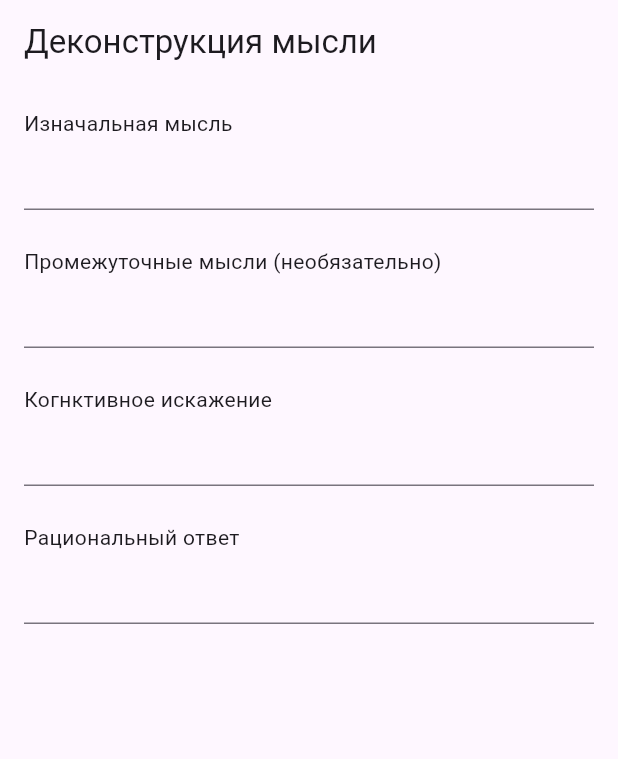
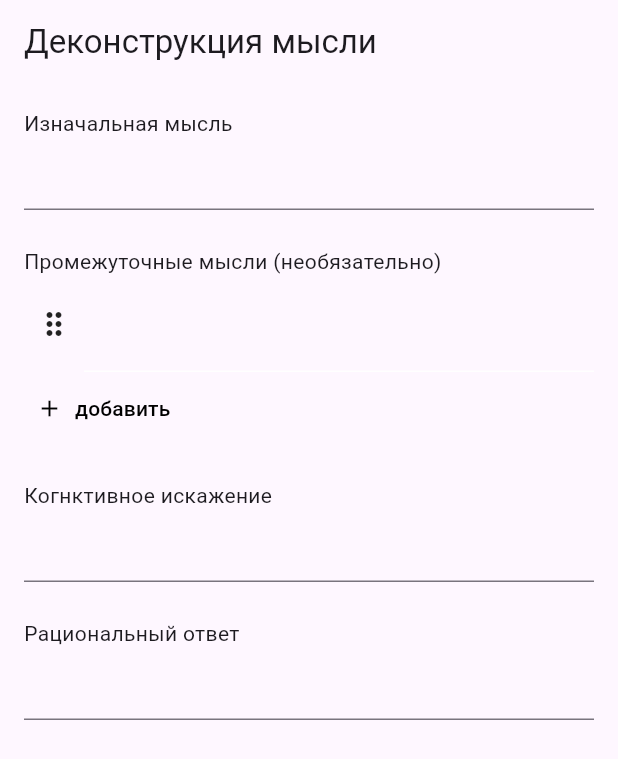
Before and after one commit to kabakov-vladislav-zg/cbt_flutter, a Flutter app: the DeconstructThoughtDialog widget shown alone on an empty page, opened directly with empty values, on a phone screen of 412 x 824 dp. Shown: the top 759 px of the screen. Run offline on Flutter 3.47's test engine with Material 3 defaults, Android fonts, the phone set to English and light mode, and no system bars; our stand-ins replace easy_debounce, equatable, flutter_bloc, get_it, go_router, injectable and 3 more; missing offline and left inert: control_style; accounts and stored records are empty; generated files the repository leaves out were written again; statements that could not run were skipped.

Commit message:
refactor: SliverTextFieldList

```diff
--- a/lib/core/common/form/sliver_text_field_list.dart
+++ /dev/null
@@ -1,149 +0,0 @@
-import 'package:flutter/material.dart';
-import 'package:uuid/uuid.dart';
-
-part 'sliver_text_field_list_item.dart';
-
-class SliverTextFieldListBuilderParams {
-  const SliverTextFieldListBuilderParams({
-    required this.context,
-    required this.index,
-    required this.textController,
-    required this.focusNode,
-    required this.onEditingComplete,
-  });
-
-  final BuildContext context;
-  final int index;
-  final TextEditingController textController;
-  final FocusNode focusNode;
-  final VoidCallback onEditingComplete;
-}
-
-class SliverTextFieldList extends StatefulWidget {
-  const SliverTextFieldList({
-    super.key,
-    required this.items,
-    required this.itemBuilder,
-    required this.onChange,
-  });
-
-  final Widget? Function(SliverTextFieldListBuilderParams) itemBuilder;
-  final List<String> items;
-  final void Function(List<String> items) onChange;
-
-  @override
-  State<SliverTextFieldList> createState() => _SliverTextFieldListState();
-}
-
-class _SliverTextFieldListState extends State<SliverTextFieldList> {
-  late final List<SliverTextFieldListItem> _items;
-
-  @override
-  void initState() {
-    final items = widget.items.isEmpty ? [''] : widget.items;
-    _items = items.map((item) {
-      return SliverTextFieldListItem(
-        text: item,
-        onChange: _onChange,
-        onDelete: _onDelete,
-      );
-    }).toList();
-    super.initState();
-  }
-
-  @override
-  void dispose() {
-    for (final item in _items) {
-      item.dispose();
-    }
-    super.dispose();
-  }
-
-  void _onDelete(String uuid, [String? text]) {
-    final index = _items.indexWhere((item) => item.uuid == uuid);
-    if (index < 1) return;
-    _items[index].dispose();
-    setState(() {
-      _items.removeAt(index);
-    });
-    final item = _items[index - 1];
-    if (text != null) {
-      final initialText = item.textController.text;
-      item.textController.text += ' $text';
-      item.focusNode.requestFocus();
-      item.selection = initialText.length + 1;
-    } else {
-      item.focusNode.requestFocus();
-    }
-    _onChange();
-  }
-
-  void _onEditingComplete(int index) {
-    final currentItem = _items[index];
-    String text = '';
-    if (currentItem.selection < currentItem.text.length) {
-      text = currentItem.text.substring(currentItem.selection);
-      currentItem.text = currentItem.text.substring(0, currentItem.selection);
-    }
-    final nextItem = _items.elementAtOrNull(index + 1);
-    if (nextItem != null && nextItem.isEmpty()) {
-      nextItem.focusNode.requestFocus();
-      nextItem.text += text;
-      nextItem.selection = 1;
-    } else {
-      final item = SliverTextFieldListItem(
-        text: text,
-        onChange: _onChange,
-        onDelete: _onDelete,
-      );
-      setState(() {
-        _items.insert(index + 1, item);
-      });
-      item.focusNode.requestFocus();
-      item.selection = 1;
-    }
-    _onChange();
-  }
-
-  void _onReorder(int oldIndex, int newIndex) {
-    setState(() {
-      if (oldIndex < newIndex) {
-        newIndex -= 1;
-      }
-      final SliverTextFieldListItem item = _items.removeAt(oldIndex);
-      _items.insert(newIndex, item);
-    });
-    _onChange();
-  }
-
-  void _onChange() {
-    List<String> items = _items.map((item) => item.clearText).toList();
-    items.removeWhere((text) => text.trim().isEmpty);
-    widget.onChange(items);
-  }
-
-  @override
-  Widget build(BuildContext context) {
-    return SliverReorderableList(
-      onReorder: _onReorder,
-      itemCount: _items.length,
-      itemBuilder: (BuildContext context, int index) {
-        final itemWidget = widget.itemBuilder(SliverTextFieldListBuilderParams(
-          context: context,
-          index: index,
-          textController: _items[index].textController,
-          focusNode: _items[index].focusNode,
-          onEditingComplete: () => _onEditingComplete(index),
-        ));
-        if (itemWidget == null) return Container(height: 0);
-        return Material(
-          key: Key(_items[index].uuid),
-          child: ReorderableDragStartListener(
-            index: index,
-            child: itemWidget,
-          ),
-        );
-      },
-    );
-  }
-}
--- a/lib/src/cbt_notes/presentation/cbt_note_edit/bloc/cbt_note_edit_cubit.dart
+++ b/lib/src/cbt_notes/presentation/cbt_note_edit/bloc/cbt_note_edit_cubit.dart
@@ -39,8 +39,6 @@ class CbtNoteEditCubit extends Cubit<CbtNoteEditState> {
     String? corruption,
   }) {
     final thoughts = [...state.cbtNote.thoughts];
-    print('corruption ${conclusion}');
-    print('1 ${thoughts[index].conclusion}');
     thoughts[index] = thoughts[index].copyWith(
       description: description,
       intermediate: intermediate,
@@ -48,7 +46,6 @@ class CbtNoteEditCubit extends Cubit<CbtNoteEditState> {
       corruption: corruption,
     );
     _emitCbtNote(thoughts: thoughts);
-    print('2 ${thoughts[index].conclusion}');
   }
 
   void removeThought(int index) {
--- a/lib/src/cbt_notes/presentation/cbt_note_edit/widgets/deconstruct_thought_dialog.dart
+++ b/lib/src/cbt_notes/presentation/cbt_note_edit/widgets/deconstruct_thought_dialog.dart
@@ -1,9 +1,9 @@
 import 'package:cbt_flutter/core/common/buttons/btn.dart';
-import 'package:cbt_flutter/core/common/form/sliver_text_field_list.dart';
 import 'package:cbt_flutter/core/entities/thought.dart';
 import 'package:flutter/material.dart';
 import 'package:flutter_bloc/flutter_bloc.dart';
 import 'package:go_router/go_router.dart';
+import 'package:sliver_text_field_list/sliver_text_field_list.dart';
 
 import '../bloc/cbt_note_edit_cubit.dart';
 
@@ -65,15 +65,6 @@ class _DeconstructThoughtDialogState extends State<DeconstructThoughtDialog> {
                     items: _thought.intermediate,
                     onChange: (intermediate)
                       => _cubit.updateThought(_index, intermediate: intermediate),
-                    itemBuilder: (SliverTextFieldListBuilderParams params) {
-                      return TextField(
-                        controller: params.textController,
-                        focusNode: params.focusNode,
-                        onEditingComplete: params.onEditingComplete,
-                        keyboardType: TextInputType.text,
-                        maxLines: null,
-                      );
-                    }
                   ),
                 ),
                 const SliverToBoxAdapter(
--- /dev/null
+++ b/packages/sliver_text_field_list/lib/sliver_text_field_list.dart
@@ -0,0 +1,3 @@
+library sliver_text_field_list;
+
+export 'src/sliver_text_field_list.dart';
--- /dev/null
+++ b/packages/sliver_text_field_list/lib/src/sliver_text_field_list.dart
@@ -0,0 +1,262 @@
+import 'package:equatable/equatable.dart';
+import 'package:flutter/material.dart';
+import 'package:uuid/uuid.dart';
+
+part 'sliver_text_field_list_item.dart';
+
+class SliverTextFieldList extends StatefulWidget {
+  const SliverTextFieldList({
+    super.key,
+    required this.items,
+    required this.onChange,
+  });
+
+  final List<String> items;
+  final void Function(List<String> items) onChange;
+
+  @override
+  State<SliverTextFieldList> createState() => _SliverTextFieldListState();
+}
+
+class _SliverTextFieldListState extends State<SliverTextFieldList> {
+  late final List<SliverTextFieldListItem> _items;
+
+  @override
+  void initState() {
+    final items = widget.items.isEmpty ? [''] : widget.items;
+    _items = items
+      .map((item) => SliverTextFieldListItem(
+        text: item,
+        onChange: _onChange,
+        onDelete: _onDelete))
+      .toList();
+    super.initState();
+  }
+
+  @override
+  void dispose() {
+    for (final item in _items) {
+      item.dispose();
+    }
+    super.dispose();
+  }
+
+  void _onDelete(String uuid, { String? text, bool force = false }) {
+    final index = _items.indexWhere((item) => item.uuid == uuid);
+    if (index == -1) return;
+    if (_items.length == 1) {
+      if (force) {
+        _items[index].text = '';
+      }
+      return;
+    }
+    if ((index == 0 && text != null)) return;
+    setState(() {
+      _items
+        .removeAt(index)
+        .dispose();
+    });
+    if (index > 0) {
+      final item = _items[index - 1];
+      if (text == null) {
+        item.requestFocus();
+      } else {
+        int offset;
+        if (item.isEmpty()) {
+          offset = 1;
+          item.text += text;
+        } else {
+          offset = item.text.length + 1;
+          item.text += ' $text';
+        }
+        item.requestFocus();
+        item.selection = offset;
+      }
+    } else {
+      _items[0].requestFocus();
+      _items[0].selection = 1;
+    }
+    _onChange();
+  }
+
+  void _onEditingComplete(int index) {
+    final currentItem = _items[index];
+    String text = '';
+    if (currentItem.selection < currentItem.text.length) {
+      text = currentItem.text.substring(currentItem.selection);
+      currentItem.text = currentItem.text.substring(0, currentItem.selection);
+    }
+    final nextItem = _items.elementAtOrNull(index + 1);
+    if (nextItem != null && nextItem.isEmpty()) {
+      nextItem.requestFocus();
+      nextItem.text += text;
+      nextItem.selection = 1;
+    } else {
+      final item = SliverTextFieldListItem(
+        text: text,
+        onChange: _onChange,
+        onDelete: _onDelete,
+      );
+      _insert(index + 1, item);
+      item.requestFocus();
+      item.selection = 1;
+    }
+    _onChange();
+  }
+
+  void _insert([final int? index, final SliverTextFieldListItem? item]) {
+    final newItem = item
+      ?? SliverTextFieldListItem(
+          text: '',
+          onChange: _onChange,
+          onDelete: _onDelete,
+        );
+    setState(() {
+      if (index == null) {
+        final lastItem = _items.last;
+        if (lastItem.isEmpty()) {
+          lastItem.requestFocus();
+          lastItem.selection = 1;
+        } else {
+          _items.add(newItem);
+        }
+      } else {
+        _items.insert(index, newItem);
+      }
+    });
+  }
+
+  void _onReorder(int oldIndex, int newIndex) {
+    setState(() {
+      final index = oldIndex < newIndex
+        ? newIndex - 1
+        : newIndex;
+      _insert(
+        index,
+        _items.removeAt(oldIndex),
+      );
+    });
+    _onChange();
+  }
+
+  void _onChange() {
+    List<String> items = _items
+      .map((item) => item.clearText)
+      .toList();
+    items.removeWhere((text) => text.isEmpty);
+    widget.onChange(items);
+  }
+
+  @override
+  Widget build(BuildContext context) {
+    return SliverMainAxisGroup(
+      slivers: [
+        SliverReorderableList(
+          onReorder: _onReorder,
+          itemCount: _items.length,
+          itemBuilder: (BuildContext context, int index) {
+            final item = _items[index];
+            return Material(
+              key: Key(_items[index].uuid),
+              child: Row(
+                children: [
+                  ReorderableDragStartListener(
+                    index: index,
+                    child: const Padding(
+                      padding: EdgeInsets.all(8),
+                      child: Icon(Icons.drag_indicator),
+                    )
+                  ),
+                  Expanded(
+                    child: TextField(
+                      controller: item.textController,
+                      focusNode: item.focusNode,
+                      onEditingComplete: () => _onEditingComplete(index),
+                      keyboardType: TextInputType.text,
+                      maxLines: null,
+                      decoration: InputDecoration(
+                        contentPadding: const EdgeInsets.symmetric(horizontal: 0, vertical: 8),
+                        suffix: _ClearBtn(
+                          focusNode: item.focusNode,
+                          onPressed: () => _onDelete(item.uuid, force: true),
+                        ),
+                        enabledBorder: const UnderlineInputBorder(borderSide: BorderSide(color: Colors.white)),
+                        focusedBorder: const UnderlineInputBorder(borderSide: BorderSide(color: Colors.white)),
+                      ),
+                    ),
+                  ),
+                ],
+              ),
+            );
+          },
+        ),
+        SliverToBoxAdapter(
+          child: Row(
+            children: [
+              TextButton.icon(
+                style: TextButton.styleFrom(
+                  padding: const EdgeInsets.all(8),
+                ),
+                icon: const Icon(Icons.add, color: Colors.black),
+                label: const Text('добавить', style: TextStyle(color: Colors.black),),
+                onPressed: _insert,
+              )
+            ],
+          ),
+        )
+      ],
+    );
+  }
+}
+
+class _ClearBtn extends StatefulWidget {
+  const _ClearBtn({
+    required this.focusNode,
+    required this.onPressed,
+  });
+
+  final FocusNode focusNode;
+  final VoidCallback onPressed;
+
+  @override
+  State<_ClearBtn> createState() => _ClearBtnState();
+}
+
+class _ClearBtnState extends State<_ClearBtn> {
+  late bool isFocused;
+
+  @override
+  void initState() {
+    widget.focusNode.addListener(_onFocus);
+    isFocused = widget.focusNode.hasFocus;
+    super.initState();
+  }
+
+  @override
+  void dispose() {
+    widget.focusNode.removeListener(_onFocus);
+    super.dispose();
+  }
+
+  void _onFocus() {
+    setState(() {
+      isFocused = widget.focusNode.hasFocus;
+    });
+  }
+
+  @override
+  Widget build(BuildContext context) {
+    return Visibility(
+      visible: isFocused,
+      maintainSize: true,
+      maintainAnimation: true,
+      maintainState: true,
+      child: IconButton(
+        onPressed: widget.onPressed,
+        padding: const EdgeInsets.all(0),
+        iconSize: 20,
+        icon: const Icon(Icons.close),
+      ),
+    );
+  }
+}
--- a/pubspec.yaml
+++ b/pubspec.yaml
@@ -14,6 +14,8 @@ dependencies:
     sdk: flutter
   flutter_localizations:
     sdk: flutter
+  sliver_text_field_list:
+    path: packages/sliver_text_field_list
   flutter_bloc: ^8.1.5
   get_it: ^7.6.7
   injectable: ^2.3.5
```
Also changed, not shown: packages/sliver_text_field_list/lib/src/sliver_text_field_list_item.dart (renamed from lib/core/common/form/sliver_text_field_list_item.dart, +10 -5 lines), packages/sliver_text_field_list/pubspec.yaml (added, +34 -0 lines), pubspec.lock.
